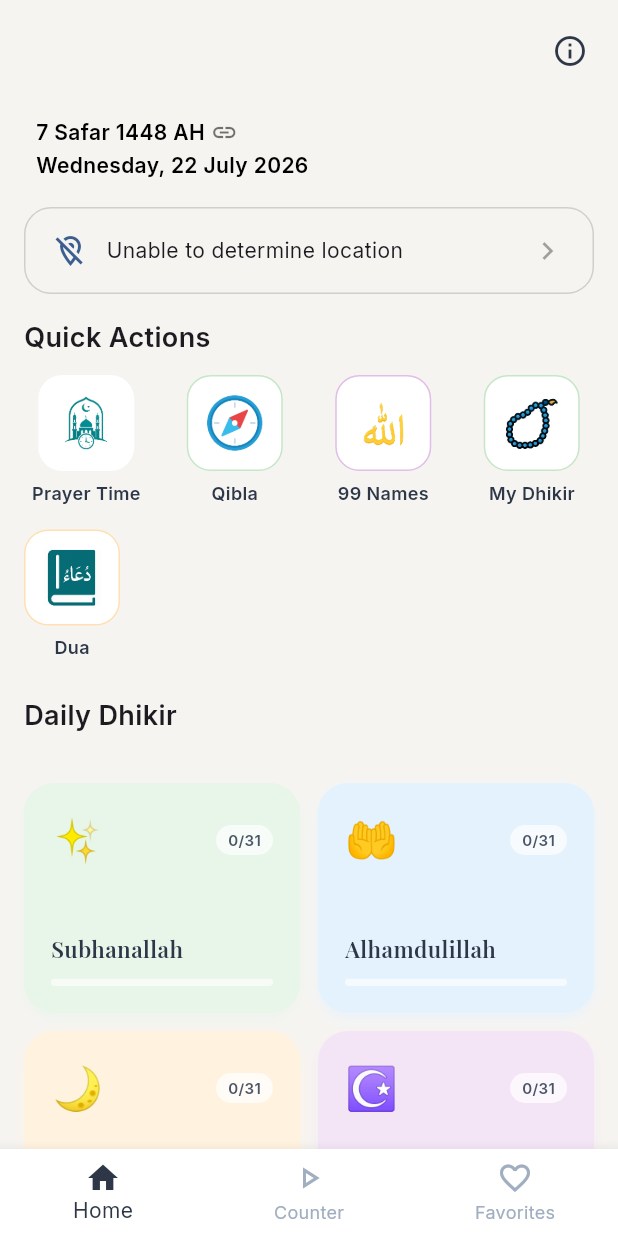
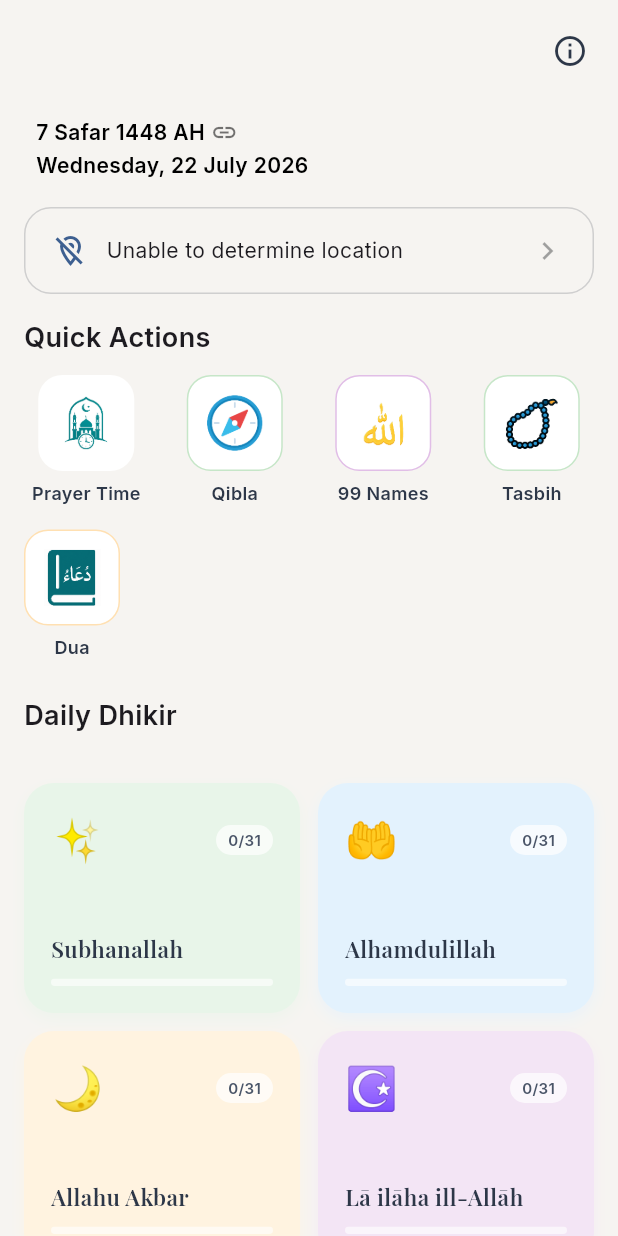
Before and after one commit to najibahmed/dhikrullah, a Flutter app: the screen it shows after launch, on a phone screen of 412 x 824 dp. Run offline on Flutter 3.47's test engine with Material 3 defaults, Android fonts, the phone set to English and light mode, and no system bars; our stand-ins replace flutter_compass, flutter_local_notifications, flutter_timezone, geolocator, google_fonts, hijri and 4 more; missing offline and left inert: adhan_dart; accounts and stored records are empty.

Commit message:
fix: redesigned app home and dhikir tab

```diff
--- a/lib/core/routing/route_names.dart
+++ b/lib/core/routing/route_names.dart
@@ -7,6 +7,8 @@ class RouteNames {
   RouteNames._();
 
   static const String sessionCounter = '/session-counter';
+  static const String counter = '/counter';
+  static const String favorites = '/favorites';
   static const String myDhikir = '/my-dhikir';
   static const String analytics = '/analytics';
   static const String dhikirDetail = '/dhikir-detail';
--- a/lib/features/dhikir/screens/home_screen.dart
+++ b/lib/features/dhikir/screens/home_screen.dart
@@ -1,12 +1,9 @@
 // lib/screens/home_screen.dart
 //
-// Root scaffold with a bottom navigation bar hosting three tabs:
-//   0 → HomeWidget  (dhikir grid)
-//   1 → _CounterTab (session launcher list)
-//   2 → FavouritesScreen
-//
-// Session setup and navigation are handled here so tab widgets remain
-// stateless / presentation-only.
+// Root scaffold: HomeWidget (dhikir grid). Counter and Favorites are no
+// longer inline tabs — Counter is reached via the "Tasbih" quick-action
+// tile (pushes CounterScreen), which itself exposes My Dhikir / Favorite /
+// Add Custom Dhikir via its own bottom action bar.
 
 import 'package:flutter/material.dart';
 import 'package:google_fonts/google_fonts.dart';
@@ -18,10 +15,7 @@ import 'package:dhikir_app/core/data/dhikir_data.dart' as built_in;
 import 'package:dhikir_app/core/providers/theme_provider.dart';
 import 'package:dhikir_app/core/persistence/custom_dhikir_service.dart';
 import 'package:dhikir_app/core/persistence/hive_service.dart';
-import 'package:dhikir_app/core/widgets/session_setup_sheet.dart';
 import 'package:dhikir_app/core/widgets/date_header_row.dart';
-import 'package:dhikir_app/features/dhikir/widgets/counter_tab.dart';
-import 'package:dhikir_app/features/favorites/screens/favorite_screen.dart';
 import 'package:dhikir_app/features/counter/screens/session_counter_screen.dart';
 import 'package:dhikir_app/features/alarm/services/alarm_scheduler.dart';
 import 'package:dhikir_app/features/alarm/services/alarm_service.dart';
@@ -43,74 +37,11 @@ class HomeScreen extends StatefulWidget {
 }
 
 class _HomeScreenState extends State<HomeScreen> {
-  int _selectedIndex = 0;
-
-  // Tab pages — rebuilt on each setState so they pick up fresh data.
-  List<Widget> get _pages => [
-        const HomeWidget(),
-        CounterTab(onStartSession: _showSessionSetup),
-        const FavouritesScreen(),
-      ];
-
-  // ── Session helpers ──────────────────────────────────────────────────────────
-
-  /// Shows the goal-picker sheet, then launches the session screen.
-  Future<void> _showSessionSetup(List<SessionDhikir> list) async {
-    if (list.isEmpty) return;
-    int goal = 100;
-
-    final confirmed = await showModalBottomSheet<bool>(
-      context: context,
-      isScrollControlled: true,
-      backgroundColor: Colors.transparent,
-      builder: (ctx) => SessionSetupSheet(
-        dhikirList: list,
-        onStart: (g) {
-          goal = g;
-          Navigator.pop(ctx, true);
-        },
-      ),
-    );
-
-    if (confirmed == true && mounted) {
-      await Navigator.pushNamed(
-        context,
-        RouteNames.sessionCounter,
-        arguments: SessionCounterArgs(dhikirList: list, sharedGoal: goal),
-      );
-      setState(() {});
-    }
-  }
-
-  // ── Build ────────────────────────────────────────────────────────────────────
-
   @override
   Widget build(BuildContext context) {
-    final l10n = context.l10n;
-    return Scaffold(
+    return const Scaffold(
       backgroundColor: AppColors.background,
-      body: SafeArea(child: _pages[_selectedIndex]),
-      bottomNavigationBar: BottomNavigationBar(
-        currentIndex: _selectedIndex,
-        onTap: (i) => setState(() => _selectedIndex = i),
-        items: [
-          BottomNavigationBarItem(
-            icon: const Icon(Icons.home_outlined),
-            activeIcon: const Icon(Icons.home),
-            label: l10n.navHome,
-          ),
-          BottomNavigationBarItem(
-            icon: const Icon(Icons.play_arrow_outlined),
-            activeIcon: const Icon(Icons.play_arrow_rounded),
-            label: l10n.navCounter,
-          ),
-          BottomNavigationBarItem(
-            icon: const Icon(Icons.favorite_outline),
-            activeIcon: const Icon(Icons.favorite),
-            label: l10n.navFavorites,
-          ),
-        ],
-      ),
+      body: SafeArea(child: HomeWidget()),
     );
   }
 }
@@ -155,64 +86,12 @@ class _HomeWidgetState extends State<HomeWidget> {
 
     return CustomScrollView(
       slivers: [
-        // ── App bar ───────────────────────────────────────────────────────
-        // SliverAppBar(
-        //   // expandedHeight: 130,
-        //   pinned: true,
-        //   floating: false,
-        //   backgroundColor: AppColors.background,
-        //   surfaceTintColor: Colors.transparent,
-        //   elevation: 0,
-        //   actions: [
-        // _ThemeToggleButton(),
-        // IconButton(
-        //   tooltip: 'About',
-        //   icon: const Icon(Icons.info_outline, color: AppColors.dark),
-        //   onPressed: () => Navigator.pushNamed(context, RouteNames.about),
-        // ),
-        // const SizedBox(width: 8),
-        // _NavButton(
-        //   label: 'My Dhikir',
-        //   icon: Icons.add_rounded,
-        //   backgroundColor: AppColors.accentMint,
-        //   foregroundColor: AppColors.medium,
-        //   border: Border.all(color: AppColors.mintBorder),
-        //   onTap: () async {
-        //     await Navigator.pushNamed(context, RouteNames.myDhikir);
-        //     setState(() {});
-        //   },
-        // ),
-        // const SizedBox(width: 8),
-        // _NavButton(
-        //   label: 'Analytics',
-        //   icon: Icons.bar_chart_rounded,
-        //   backgroundColor: AppColors.dark,
-        //   foregroundColor: Colors.white,
-        //   onTap: () async {
-        //     await Navigator.pushNamed(context, RouteNames.analytics);
-        //     setState(() {});
-        //   },
-        // ),
-        // const SizedBox(width: 16),
-        // ],
-        // flexibleSpace: FlexibleSpaceBar(
-        //   titlePadding: const EdgeInsets.only(left: 24, bottom: 16),
-        //   title: Text(
-        //     'Daily Dhikir',
-        //     style: GoogleFonts.playfairDisplay(
-        //       fontSize: 26,
-        //       fontWeight: FontWeight.w700,
-        //       color: AppColors.dark,
-        //     ),
-        //   ),
-        // ),
-        // ),
         SliverToBoxAdapter(
           child: Padding(
             padding: const EdgeInsets.symmetric(vertical: 10.0),
             child: Row(
               children: [
-                Spacer(),
+                const Spacer(),
                 IconButton(
                   tooltip: l10n.aboutTitle,
                   icon: const Icon(Icons.info_outline, color: AppColors.dark),
@@ -469,12 +348,12 @@ class _QuickActionsSection extends StatelessWidget {
             Expanded(
               child: _QuickActionTile(
                 imagePath: 'assets/images/tasbih.png',
-                label: l10n.navMyDhikir,
+                label: l10n.quickActionTasbih,
                 backgroundColor: AppColors.accentMint,
                 foregroundColor: AppColors.medium,
                 border: Border.all(color: AppColors.mintBorder),
                 onTap: () async {
-                  await Navigator.pushNamed(context, RouteNames.myDhikir);
+                  await Navigator.pushNamed(context, RouteNames.counter);
                   onReturn();
                 },
               ),
--- a/lib/l10n/app_bn.arb
+++ b/lib/l10n/app_bn.arb
@@ -67,6 +67,9 @@
   "quickActionQibla": "কিবলা",
   "quickActionNames99": "৯৯ নাম",
   "names99ScreenTitle": "আল্লাহর ৯৯ নাম",
+  "quickActionTasbih": "তসবিহ",
+  "counterAddCustomDhikir": "কাস্টম যিকির যোগ করুন",
+  "counterAnalytics": "যিকির বিশ্লেষণ",
   "quickActionDua": "দোয়া",
   "duaScreenTitle": "দোয়া",
   "duaCategoryAll": "সব",
--- a/lib/l10n/app_en.arb
+++ b/lib/l10n/app_en.arb
@@ -74,6 +74,9 @@
   "quickActionQibla": "Qibla",
   "quickActionNames99": "99 Names",
   "names99ScreenTitle": "Allah's 99 Names",
+  "quickActionTasbih": "Tasbih",
+  "counterAddCustomDhikir": "Add Custom Dhikir",
+  "counterAnalytics": "Dhikir Analytics",
   "quickActionDua": "Dua",
   "duaScreenTitle": "Dua",
   "duaCategoryAll": "All",
```
Also changed, not shown: lib/core/routing/app_routes.dart (+14 -0 lines), lib/features/dhikir/screens/counter_screen.dart (added, +177 -0 lines), lib/features/my_dhikir/screens/my_dhikir_screen.dart (+22 -22 lines), lib/l10n/generated/app_localizations.dart, lib/l10n/generated/app_localizations_bn.dart, lib/l10n/generated/app_localizations_en.dart.
